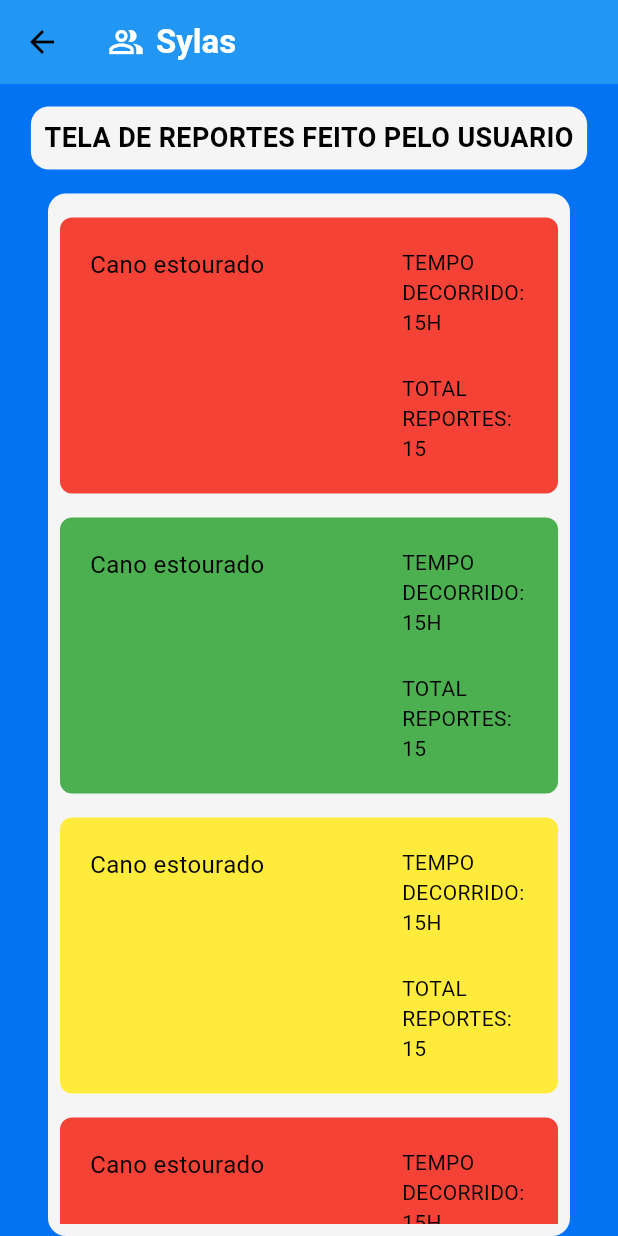
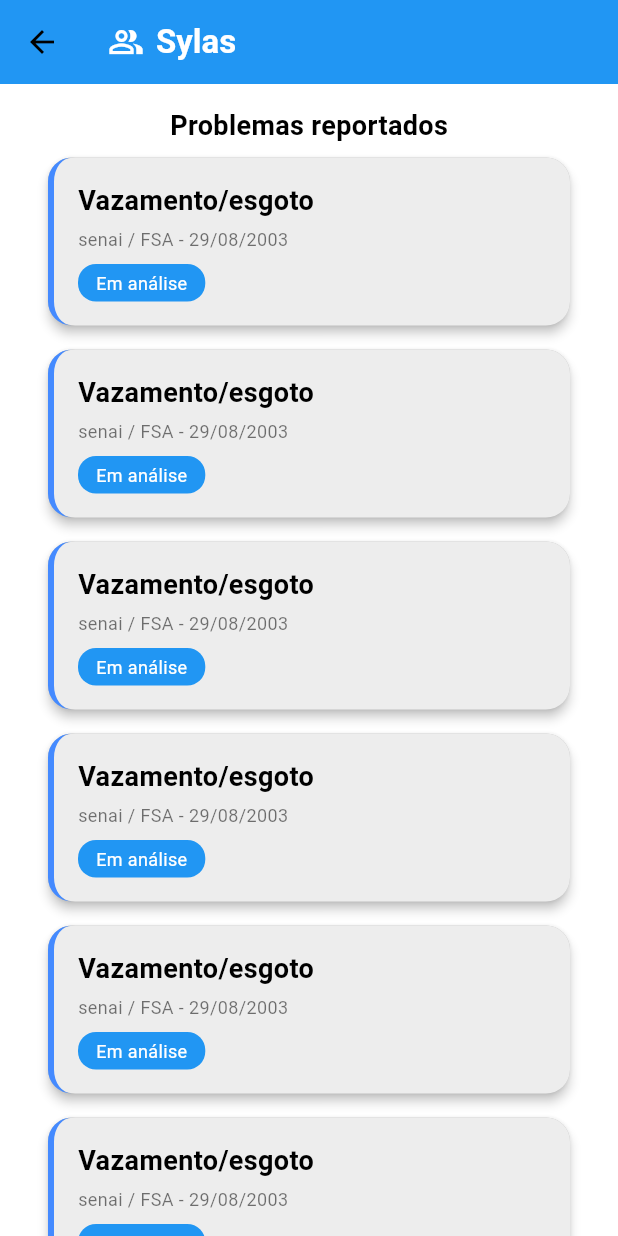
Before and after one commit to jeanPersil/CitySync, a Flutter app: the ProblemasReport screen opened directly, on a phone screen of 412 x 824 dp. Run offline on Flutter 3.47's test engine with Material 3 defaults, Android fonts, the phone set to English and light mode, and no system bars; our stand-ins replace google_maps_flutter, image_picker; missing offline and left inert: image_picker_web.

Commit message:
salvando alterações
atualizando cards de reports

```diff
--- a/citysync/lib/main.dart
+++ b/citysync/lib/main.dart
@@ -1,3 +1,5 @@
+import 'package:citysync/home_page.dart';
+import 'package:citysync/views/cadastro.dart';
 import 'package:citysync/views/login.dart';
 import 'package:flutter/material.dart';
 import 'package:provider/provider.dart';
@@ -25,7 +27,9 @@ class MyApp extends StatelessWidget {
       debugShowCheckedModeBanner: false,
       title: 'CitySync',
       theme: themeProvider.themeData,
-      home: TelaLogin(),
+      home: Homepage(
+        usuarioNome: 'a',
+      ),
     );
   }
 }
--- a/citysync/lib/views/cadastro.dart
+++ b/citysync/lib/views/cadastro.dart
@@ -80,7 +80,8 @@ class _TelaCadastroState extends State<TelaCadastro> {
                         labelText: "Nome completo",
                         labelStyle: TextStyle(color: Colors.white),
                         enabledBorder: UnderlineInputBorder(
-                          borderSide: BorderSide(color: Color.fromARGB(255, 153, 150, 150)),
+                          borderSide: BorderSide(
+                              color: Color.fromARGB(255, 153, 150, 150)),
                         ),
                         focusedBorder: UnderlineInputBorder(
                           borderSide: BorderSide(color: Colors.white),
@@ -106,7 +107,8 @@ class _TelaCadastroState extends State<TelaCadastro> {
                         labelText: "CPF (somente dígitos)",
                         labelStyle: TextStyle(color: Colors.white),
                         enabledBorder: UnderlineInputBorder(
-                          borderSide: BorderSide(color: Color.fromARGB(255, 153, 150, 150)),
+                          borderSide: BorderSide(
+                              color: Color.fromARGB(255, 153, 150, 150)),
                         ),
                         focusedBorder: UnderlineInputBorder(
                           borderSide: BorderSide(color: Colors.white),
@@ -117,7 +119,8 @@ class _TelaCadastroState extends State<TelaCadastro> {
                         if (value == null || value.trim().isEmpty) {
                           return "Preencha seu CPF";
                         }
-                        if (value.length != 11 || !RegExp(r'^\d{11}$').hasMatch(value)) {
+                        if (value.length != 11 ||
+                            !RegExp(r'^\d{11}$').hasMatch(value)) {
                           return "CPF deve ter 11 dígitos numéricos";
                         }
                         return null;
@@ -136,7 +139,8 @@ class _TelaCadastroState extends State<TelaCadastro> {
                         labelText: "Email",
                         labelStyle: TextStyle(color: Colors.white),
                         enabledBorder: UnderlineInputBorder(
-                          borderSide: BorderSide(color: Color.fromARGB(255, 153, 150, 150)),
+                          borderSide: BorderSide(
+                              color: Color.fromARGB(255, 153, 150, 150)),
                         ),
                         focusedBorder: UnderlineInputBorder(
                           borderSide: BorderSide(color: Colors.white),
@@ -195,7 +199,8 @@ class _TelaCadastroState extends State<TelaCadastro> {
                         labelText: "Telefone (somente dígitos)",
                         labelStyle: TextStyle(color: Colors.white),
                         enabledBorder: UnderlineInputBorder(
-                          borderSide: BorderSide(color: Color.fromARGB(255, 153, 150, 150)),
+                          borderSide: BorderSide(
+                              color: Color.fromARGB(255, 153, 150, 150)),
                         ),
                         focusedBorder: UnderlineInputBorder(
                           borderSide: BorderSide(color: Colors.white),
@@ -224,7 +229,8 @@ class _TelaCadastroState extends State<TelaCadastro> {
                         labelText: "Logradouro",
                         labelStyle: TextStyle(color: Colors.white),
                         enabledBorder: UnderlineInputBorder(
-                          borderSide: BorderSide(color: Color.fromARGB(255, 153, 150, 150)),
+                          borderSide: BorderSide(
+                              color: Color.fromARGB(255, 153, 150, 150)),
                         ),
                         focusedBorder: UnderlineInputBorder(
                           borderSide: BorderSide(color: Colors.white),
@@ -250,7 +256,8 @@ class _TelaCadastroState extends State<TelaCadastro> {
                         labelText: "Número da casa",
                         labelStyle: TextStyle(color: Colors.white),
                         enabledBorder: UnderlineInputBorder(
-                          borderSide: BorderSide(color: Color.fromARGB(255, 153, 150, 150)),
+                          borderSide: BorderSide(
+                              color: Color.fromARGB(255, 153, 150, 150)),
                         ),
                         focusedBorder: UnderlineInputBorder(
                           borderSide: BorderSide(color: Colors.white),
@@ -276,7 +283,8 @@ class _TelaCadastroState extends State<TelaCadastro> {
                         labelText: "Bairro",
                         labelStyle: TextStyle(color: Colors.white),
                         enabledBorder: UnderlineInputBorder(
-                          borderSide: BorderSide(color: Color.fromARGB(255, 153, 150, 150)),
+                          borderSide: BorderSide(
+                              color: Color.fromARGB(255, 153, 150, 150)),
                         ),
                         focusedBorder: UnderlineInputBorder(
                           borderSide: BorderSide(color: Colors.white),
@@ -302,7 +310,8 @@ class _TelaCadastroState extends State<TelaCadastro> {
                         labelText: "Cidade",
                         labelStyle: TextStyle(color: Colors.white),
                         enabledBorder: UnderlineInputBorder(
-                          borderSide: BorderSide(color: Color.fromARGB(255, 153, 150, 150)),
+                          borderSide: BorderSide(
+                              color: Color.fromARGB(255, 153, 150, 150)),
                         ),
                         focusedBorder: UnderlineInputBorder(
                           borderSide: BorderSide(color: Colors.white),
@@ -328,7 +337,8 @@ class _TelaCadastroState extends State<TelaCadastro> {
                         labelText: "Estado",
                         labelStyle: TextStyle(color: Colors.white),
                         enabledBorder: UnderlineInputBorder(
-                          borderSide: BorderSide(color: Color.fromARGB(255, 153, 150, 150)),
+                          borderSide: BorderSide(
+                              color: Color.fromARGB(255, 153, 150, 150)),
                         ),
                         focusedBorder: UnderlineInputBorder(
                           borderSide: BorderSide(color: Colors.white),
@@ -354,7 +364,8 @@ class _TelaCadastroState extends State<TelaCadastro> {
                         labelText: "CEP (somente dígitos)",
                         labelStyle: TextStyle(color: Colors.white),
                         enabledBorder: UnderlineInputBorder(
-                          borderSide: BorderSide(color: Color.fromARGB(255, 153, 150, 150)),
+                          borderSide: BorderSide(
+                              color: Color.fromARGB(255, 153, 150, 150)),
                         ),
                         focusedBorder: UnderlineInputBorder(
                           borderSide: BorderSide(color: Colors.white),
@@ -365,7 +376,8 @@ class _TelaCadastroState extends State<TelaCadastro> {
                         if (value == null || value.trim().isEmpty) {
                           return "Preencha o CEP";
                         }
-                        if (value.length != 8 || !RegExp(r'^\d{8}$').hasMatch(value)) {
+                        if (value.length != 8 ||
+                            !RegExp(r'^\d{8}$').hasMatch(value)) {
                           return "CEP inválido";
                         }
                         return null;
@@ -421,10 +433,6 @@ class _TelaCadastroState extends State<TelaCadastro> {
                       // }
 
                       // Por enquanto, só navega para Home:
-                      Navigator.pushReplacement(
-                        context,
-                        MaterialPageRoute(builder: (_) => const Homepage()),
-                      );
                     }
                   },
                   child: const Text(
--- a/citysync/lib/views/lista_problemas_report.dart
+++ b/citysync/lib/views/lista_problemas_report.dart
@@ -1,58 +1,30 @@
-// problemas_report.dart
+import 'package:citysync/widgets/cardProblema.dart';
 import 'package:flutter/material.dart';
-import 'package:citysync/Tema/color_extension.dart';
 
-class ProblemasReport  extends StatelessWidget {
-  const ProblemasReport ({super.key});
 
-  // Simulação de "dados vindo do Banco de dados"
-  final List<String> prioridades = const [
-    "Alta",
-    "Baixa",
-    "Mediana",
-    "Alta",
-    "Baixa",
-    "Mediana",
-    "Alta",
-    "Baixa",
-    "Mediana",
-    "Alta",
-  ];
-
-  // Função que converte o texto “prioridade” em cor
-  Color corPorPrioridade(ColorScheme cs, String prioridade) {
-    switch (prioridade) {
-      case "Alta":
-        return Colors.red.withOpacidade(0.4);
-      case "Mediana":
-        return Colors.yellow.withOpacidade(0.4);
-      case "Baixa":
-        return Colors.green.withOpacidade(0.4);
-      default:
-        // fallback
-        return cs.secondary.withOpacidade(0.4);
-    }
-  }
+class ProblemasReport extends StatelessWidget {
+  const ProblemasReport({super.key});
 
   @override
   Widget build(BuildContext context) {
     final screenWidth = MediaQuery.of(context).size.width;
     final containerWidth =
         (screenWidth < 600) ? screenWidth * 0.9 : screenWidth * 0.5;
+    final horizontalPadding =
+        (screenWidth < 600) ? 16.0 : (screenWidth - containerWidth) / 2;
 
-    final horizontalPadding = (screenWidth < 600) ? 16.0 : (screenWidth - containerWidth) / 2;
-    final colorScheme = Theme.of(context).colorScheme;
 
     final theme = Theme.of(context);
     final isDark = theme.brightness == Brightness.dark;
 
     return Scaffold(
-      backgroundColor: isDark ? Colors.grey[900] : const Color.fromARGB(255, 3, 115, 244).withOpacidade(0.4),
+      backgroundColor: isDark ? Colors.grey[900] : Colors.white,
       appBar: AppBar(
         backgroundColor: isDark ? Colors.grey[850] : Colors.blue,
         title: Row(
           children: [
-            Icon(Icons.people_alt_outlined, color: isDark ? Colors.white : Colors.white),
+            Icon(Icons.people_alt_outlined,
+                color: isDark ? Colors.white : Colors.white),
             const SizedBox(width: 8),
             Text(
               "Sylas",
@@ -69,109 +41,19 @@ class ProblemasReport  extends StatelessWidget {
         child: Column(
           children: [
             const SizedBox(height: 15),
-            Container(
-              width: containerWidth,
-              padding: const EdgeInsets.all(8.0),
-              margin: const EdgeInsets.only(bottom: 16.0),
-              decoration: BoxDecoration(
-                color: colorScheme.secondary.withOpacidade(0.8),
-                borderRadius: BorderRadius.circular(12),
-              ),
-              child: const Center(
-                child: Text(
-                  "TELA DE REPORTES FEITO PELO USUARIO",
-                  style: TextStyle(fontSize: 18, fontWeight: FontWeight.bold),
-                ),
-              ),
+            Text(
+              'Problemas reportados',
+              style: TextStyle(
+                  color: Colors.black,
+                  fontWeight: FontWeight.bold,
+                  fontSize: 18),
             ),
-
-            // Box de listagem(ListView)
-
             Flexible(
-              child: Container(
-                width: containerWidth,
-                margin: const EdgeInsets.symmetric(horizontal: 16),
-                decoration: BoxDecoration(
-                  color: colorScheme.secondary.withOpacidade(0.8),
-                  borderRadius: BorderRadius.circular(12),
-                ),
-                padding: const EdgeInsets.all(8),
-                child: ListView.builder(
-                  itemCount: 10,
-                  itemBuilder: (context, index) {
-
-                    final prioridadeAtual = prioridades[index];
-                    final corFundo = corPorPrioridade(colorScheme, prioridadeAtual);
-
-                    return Container(
-                      margin: const EdgeInsets.symmetric(vertical: 8),
-                      padding: const EdgeInsets.all(8),
-                      decoration: BoxDecoration(
-                        color: corFundo,
-                        border: Border.all(color: corFundo, width: 4),
-                        borderRadius: BorderRadius.circular(8),
-                      ),
-                      child: IntrinsicHeight(
-
-                         // “Box Problema/Descrição”
-                        child: Row(
-                          crossAxisAlignment: CrossAxisAlignment.stretch,
-                          children: [
-                            Expanded(
-                              flex: 2,
-                              child: Container(
-                                padding: const EdgeInsets.all(8),
-                                color: corFundo.withOpacidade(0.6),
-                                child: const Text(
-                                  "Cano estourado",
-                                  style: TextStyle(fontSize: 16),
-                                ),
-                              ),
-                            ),
-                            const SizedBox(width: 8),
-
-                            // Sub‐container “Tempo Decorrido”
-                            Expanded(
-                              flex: 1,
-                              child: Column(
-                                children: [
-                                  Expanded(
-                                    child: Container(
-                                      margin: const EdgeInsets.only(bottom: 4),
-                                      padding: const EdgeInsets.all(8),
-                                      color: corFundo.withOpacidade(0.6),
-                                      child: const Center(
-                                        child: Text(
-                                          "TEMPO DECORRIDO: 15H",
-                                          style: TextStyle(fontSize: 14),
-                                        ),
-                                      ),
-                                    ),
-                                  ),
-
-                                  // Sub-container “Total Reportes”
-                                  Expanded(
-                                    child: Container(
-                                      margin: const EdgeInsets.only(top: 4),
-                                      padding: const EdgeInsets.all(8),
-                                      color: corFundo.withOpacidade(0.6),
-                                      child: const Center(
-                                        child: Text(
-                                          "TOTAL REPORTES: 15",
-                                          style: TextStyle(fontSize: 14),
-                                        ),
-                                      ),
-                                    ),
-                                  ),
-                                ],
-                              ),
-                            ),
-                          ],
-                        ),
-                      ),
-                    );
-                  },
-                ),
+              child: ListView.builder(
+                itemCount: 10,
+                itemBuilder: (context, index) {
+                  return CardPRoblema();
+                },
               ),
             ),
           ],
--- a/citysync/lib/views/login.dart
+++ b/citysync/lib/views/login.dart
@@ -121,7 +121,7 @@ class _TelaLoginState extends State<TelaLogin> {
                 style: TextStyle(color: Colors.white),
               ),
               TextButton(
-                onPressed: () {},
+                onPressed: () { },
                 child: const Text(
                   "Cadastre-se!",
                   style: TextStyle(color: Color(0xFF20C997)),
--- /dev/null
+++ b/citysync/lib/widgets/cardProblema.dart
@@ -0,0 +1,53 @@
+import 'package:flutter/material.dart';
+
+class CardPRoblema extends StatelessWidget {
+  const CardPRoblema({super.key});
+
+  @override
+  Widget build(BuildContext context) {
+    return Card(
+      elevation: 3,
+      margin: EdgeInsets.symmetric(horizontal: 16, vertical: 8),
+      shape: RoundedRectangleBorder(
+        borderRadius: BorderRadius.circular(16),
+      ),
+      child: Container(
+        decoration: BoxDecoration(
+          color: Color(0xFFEDEDED),
+          border: Border(
+            left: BorderSide(color: Colors.blueAccent, width: 4),
+          ),
+          borderRadius:
+              BorderRadius.circular(16),
+        ),
+        padding: EdgeInsets.all(16),
+        child: Column(
+          crossAxisAlignment: CrossAxisAlignment.start,
+          children: [
+            Text(
+              'Vazamento/esgoto',
+              style: TextStyle(fontSize: 18, fontWeight: FontWeight.bold),
+            ),
+            SizedBox(height: 4),
+            Text(
+              'senai / FSA - 29/08/2003',
+              style: TextStyle(fontSize: 12, color: Colors.black54),
+            ),
+            SizedBox(height: 8),
+            Container(
+              decoration: BoxDecoration(
+                color: Colors.blue,
+                borderRadius: BorderRadius.circular(12),
+              ),
+              padding: EdgeInsets.symmetric(horizontal: 12, vertical: 4),
+              child: Text(
+                'Em análise',
+                style: TextStyle(color: Colors.white, fontSize: 12),
+              ),
+            ),
+          ],
+        ),
+      ),
+    );
+  }
+}
```
